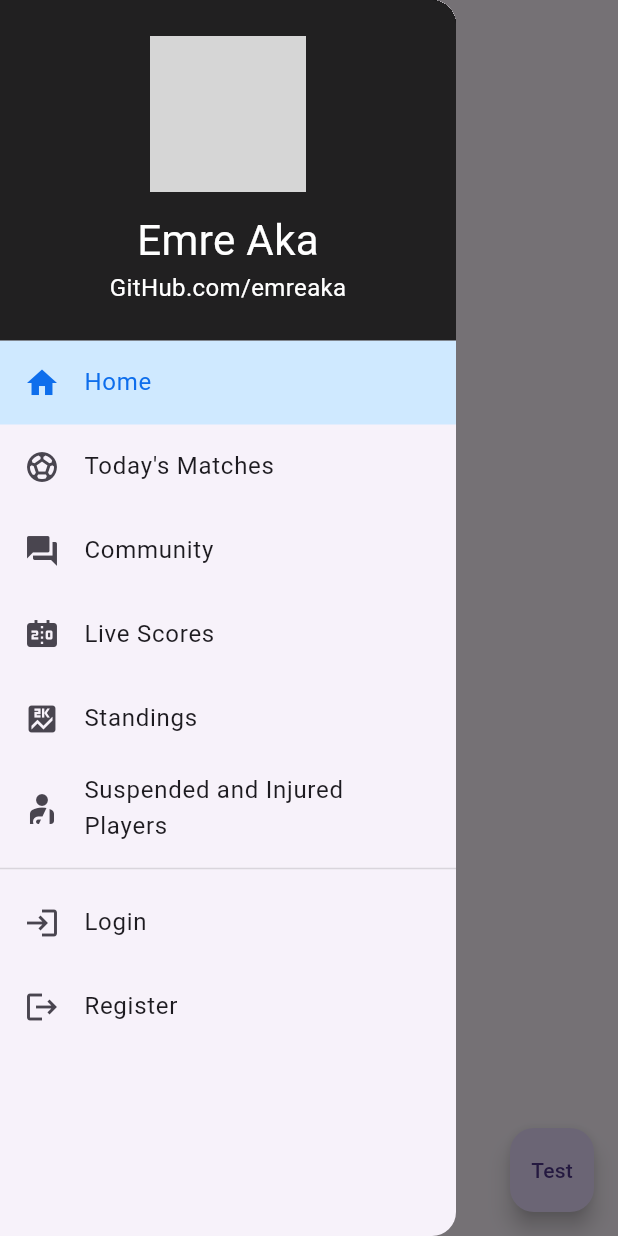
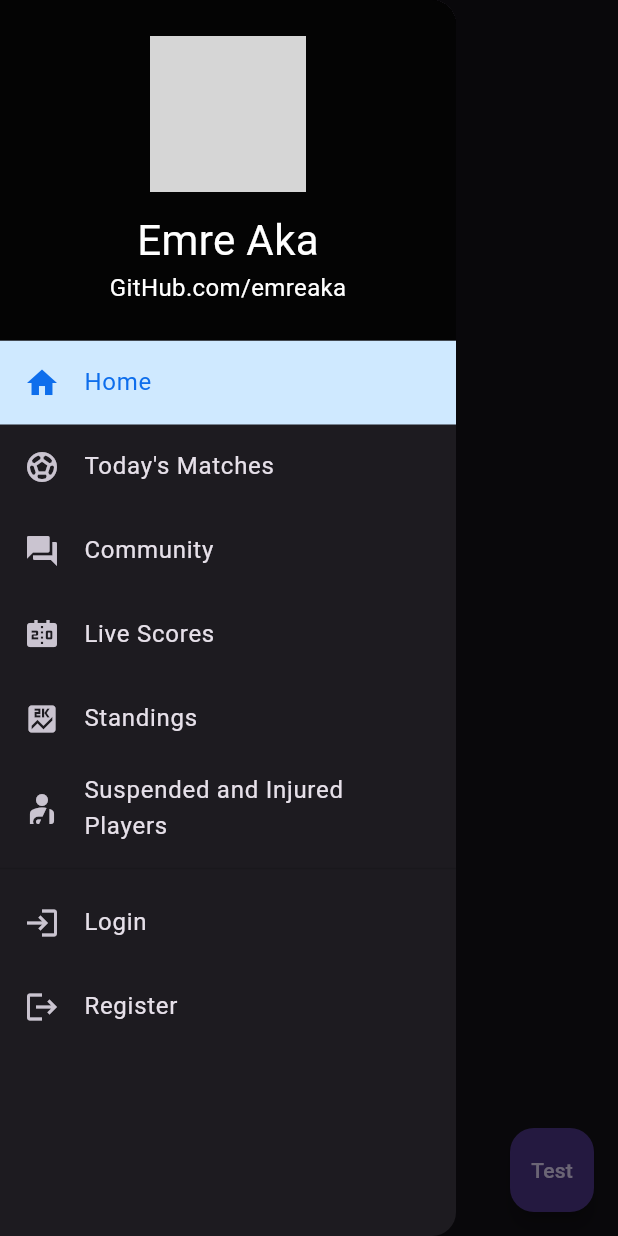
Before and after one commit to EmreAka/football_scores_flutter, a Flutter app: the screen it shows after launch, with the side drawer open, on a phone screen of 412 x 824 dp. Run offline on Flutter 3.47's test engine with Material 2 defaults, Android fonts, the phone set to English and light mode, and no system bars; network calls fail; grey boxes are pictures that could not be loaded.

Commit message:
dark theme

```diff
--- a/lib/main.dart
+++ b/lib/main.dart
@@ -15,7 +15,7 @@ class MyApp extends StatelessWidget {
   Widget build(BuildContext context) {
     return MaterialApp(
       debugShowCheckedModeBanner: false,
-      theme: ThemeData(
+      theme: ThemeData.dark(
         useMaterial3: true,
       ),
       home: const MyHomePage(),
--- a/lib/pages/todays_matches.dart
+++ b/lib/pages/todays_matches.dart
@@ -81,7 +81,7 @@ class _MatchesState extends State {
 
   Widget matchResult(
       AsyncSnapshot<List<dynamic>> snapshot, int index, int matchIndex) {
-    var color = matchIndex % 2 != 0 ? const Color.fromARGB(255, 235, 235, 235) : Colors.white;
+    var color = matchIndex % 2 != 0 ? Colors.grey[900] : null;
     var isLive = snapshot.data![index]['matches'][matchIndex]['match_live'] == "1" ? true : false;
     return Container(
       color: color,
@@ -94,7 +94,7 @@ class _MatchesState extends State {
               width: 60,
               child: Text(
                 "${snapshot.data![index]['matches'][matchIndex]['match_time']}'",
-                style: TextStyle(color: isLive ? Colors.green : Colors.black),
+                style: TextStyle(color: isLive ? Colors.green : Colors.white),
               ),
             ),
             Expanded(
```
Also changed, not shown: lib/pages/live_scores.dart (+6 -1 lines).
